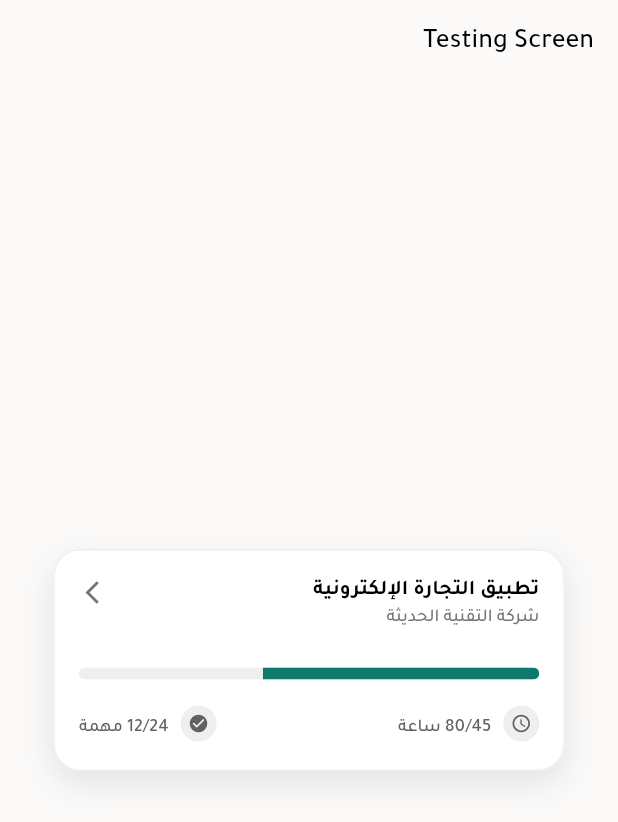
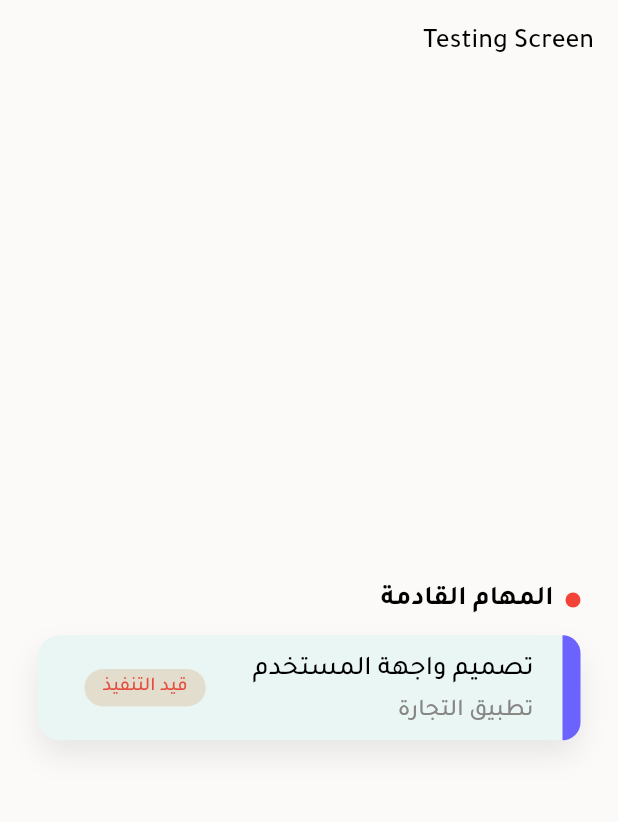
Before and after one commit to Ahmad-alnahal/taskora, a Flutter app: the screen it shows after launch, on a phone screen of 412 x 824 dp. Shown: the top 822 px of the screen. Run offline on Flutter 3.47's test engine with Material 3 defaults, Android fonts, the phone set to English and light mode, and no system bars; our stand-ins replace flutter_bloc.

Commit message:
انشاء AppStatusBadge & AppTaskList وما الى ذلك مع بعض التعديلات على ملفات ال constants

```diff
--- a/lib/core/config/constants/app_sizes.dart
+++ b/lib/core/config/constants/app_sizes.dart
@@ -4,6 +4,7 @@ class AppPadding {
   AppPadding._();
   static const double paddingHorizontal = 16;
   static const EdgeInsets paddingAll16 = EdgeInsets.all(16);
+  static const EdgeInsets paddingH12_V6 =  EdgeInsets.symmetric(horizontal: 12,vertical: 6);
 }
 class AppButtonsSizes {
   AppButtonsSizes._();
@@ -12,7 +13,7 @@ class AppButtonsSizes {
   static const double buttonDefaultHeight = 49;
   static const double buttonSmallHeight = 28;
   static  EdgeInsets buttonHorizontalPadding = EdgeInsets.symmetric(horizontal: buttonPaddingHorizontal);
-  static  EdgeInsets chipButtonPadding =  EdgeInsets.symmetric(horizontal: 12,vertical: 6);
+
 }
 class AppIconsSizes {
   AppIconsSizes._();
@@ -42,4 +43,10 @@ class BorderRadiusSize {
   static const double borderRadiusCircular = 25;
   static const double borderRadiusLogo = 50;
   static const double borderRadiusPill = 999;
+
+  static const BoxShadow liteBoxShadow = BoxShadow(
+    color: Color(0x14000000),
+    blurRadius: 16,
+    offset: Offset(0, 10),
+  );
 }
--- a/lib/core/config/constants/app_strings.dart
+++ b/lib/core/config/constants/app_strings.dart
@@ -19,5 +19,13 @@ class OnboardingStrings{
   static const String onboardingSubTitle1 = "أنشئ مشاريعك، حدّد تفاصيلها، وتابع تقدمك خطوة بخطوة في مكان واحد مصمّم خصيصاً للمستقلين.ً";
   static const String onboardingSubTitle2 = "أضف مهام لكل مشروع، حدّد أولوياتها، وتتبع حالة كل مهمة من ToDo حتى Done بسهولة وبساطة.ً";
   static const String onboardingSubTitle3 = "يحسب التطبيق ساعات عملك تلقائياً ويعرض لك أرباحك المكتسبة لكل مهمة أو مشروع، بدقة وشفافية.ً";
+}
 
+class StatusBadgeStrings{
+  StatusBadgeStrings._();
+  static const String inProgress = 'قيد التنفيذ';
+  static const String toDo = 'للعمل';
+  static const String high ='مرتفعة';
+  static const String medium ='متوسطة';
+  static const String low ='منخفضة';
 }
--- a/lib/core/config/constants/color_manager.dart
+++ b/lib/core/config/constants/color_manager.dart
@@ -22,6 +22,11 @@ class ColorManager {
   static const interactiveColor   = Color(0xFFEEECE9);
   static const backgroundColor   = Color(0xFFFBFAF9);
   static const dividerColor   = Color(0xFFC4C4C4);
+  static final Color stateBadgeColor= const Color(0xFFF4C27A33).withValues(alpha: 0.2);
+  static const priorityBadgeLow= Color(0xFF6C5CE7);
+  static const priorityBadgeMedium= Color(0xFFF39C12);
+  static const badgeTextColor= Color(0xFFE74C3C);
+  static const taskListSubtitleColor= Color(0xFF888585);
 
 
 }
--- a/lib/core/config/widgets/buttons/app_chip_button.dart
+++ b/lib/core/config/widgets/buttons/app_chip_button.dart
@@ -26,7 +26,7 @@ class AppChipButton extends StatelessWidget {
       fullWidth: false,
       height: AppButtonsSizes.buttonSmallHeight,
       radius: BorderRadiusSize.borderRadiusPill,
-      padding:AppButtonsSizes.chipButtonPadding,
+      padding:AppPadding.paddingH12_V6,
       backgroundColor: ColorManager.secondaryColor,
       foregroundColor: Colors.white,
       child:  AppIconText(
--- /dev/null
+++ b/lib/core/config/widgets/status_badge/AppStatusBadge.dart
@@ -0,0 +1,89 @@
+import 'package:flutter/material.dart';
+import 'package:taskora/core/config/constants/color_manager.dart';
+
+import '../../constants/app_sizes.dart';
+import '../../constants/app_strings.dart';
+
+
+
+enum TaskStateBadge { inProgress, toDo }
+enum TaskPriorityBadge { high, medium, low }
+
+class AppStatusBadge extends StatelessWidget {
+  const AppStatusBadge.state({
+    super.key,
+    required this.state,
+    this.padding = AppPadding.paddingH12_V6,
+  }) : priority = null;
+
+  const AppStatusBadge.priority({
+    super.key,
+    required this.priority,
+    this.padding = AppPadding.paddingH12_V6,
+  }) : state = null;
+
+  final TaskStateBadge? state;
+  final TaskPriorityBadge? priority;
+  final EdgeInsets padding;
+
+  @override
+  Widget build(BuildContext context) {
+    final config = _config();
+
+    return Container(
+      padding: padding,
+      decoration: BoxDecoration(
+        color: ColorManager.stateBadgeColor,
+        borderRadius: BorderRadius.circular(BorderRadiusSize.borderRadiusPill),
+      ),
+      child: Text(
+        config.text,
+        style: TextStyle(
+          color: config.tC,
+          fontSize: 13,
+          fontWeight: FontWeight.w500,
+          height: 1,
+        ),
+      ),
+    );
+  }
+  _BadgeConfig _config() {
+    if (state != null) {
+      switch (state!) {
+        case TaskStateBadge.inProgress:
+          return _BadgeConfig(
+            text: StatusBadgeStrings.inProgress,
+            tC: ColorManager.badgeTextColor,
+          );
+        case TaskStateBadge.toDo:
+          return _BadgeConfig(
+            text: StatusBadgeStrings.toDo,
+            tC: ColorManager.badgeTextColor,
+          );
+      }
+    }
+    switch (priority!) {
+      case TaskPriorityBadge.high:
+        return _BadgeConfig(
+          text: StatusBadgeStrings.high,
+          tC: ColorManager.badgeTextColor,
+        );
+      case TaskPriorityBadge.medium:
+        return _BadgeConfig(
+          text: StatusBadgeStrings.medium,
+          tC: ColorManager.priorityBadgeMedium,
+        );
+      case TaskPriorityBadge.low:
+        return _BadgeConfig(
+          text: StatusBadgeStrings.low,
+          tC: ColorManager.priorityBadgeLow,
+        );
+    }
+  }
+}
+
+class _BadgeConfig {
+  final String text;
+  final Color tC;
+  _BadgeConfig({required this.text, required this.tC});
+}
--- /dev/null
+++ b/lib/core/config/widgets/tasks_list/AppTaskList.dart
@@ -0,0 +1,91 @@
+import 'package:flutter/material.dart';
+import 'package:taskora/core/config/constants/color_manager.dart';
+
+import '../../../theme/app_text_theme.dart';
+import '../../constants/app_sizes.dart';
+import '../status_badge/AppStatusBadge.dart';
+
+class AppTaskList extends StatelessWidget {
+  const AppTaskList({
+    super.key,
+    required this.title,
+    required this.subtitle,
+    required this.stateBadge,
+    this.sideColor = const Color(0xFF6C63FF), // الشريط البنفسجي يمين
+    this.backgroundColor = const Color(0xFFEAF6F4), // mint
+    this.onTap,
+  });
+
+  final String title;
+  final String subtitle;
+  final TaskStateBadge stateBadge;
+
+  final Color sideColor;
+  final Color backgroundColor;
+  final VoidCallback? onTap;
+
+  @override
+  Widget build(BuildContext context) {
+    return InkWell(
+      onTap: onTap,
+      child: Container(
+        height: 70,
+        decoration: BoxDecoration(
+          color: backgroundColor,
+          borderRadius: BorderRadius.circular(BorderRadiusSize.borderRadius),
+          boxShadow: const [
+            BorderRadiusSize.liteBoxShadow
+          ],
+        ),
+        child: Stack(
+          children: [
+            Align(
+              alignment: Alignment.centerRight,
+              child: Container(
+                width: 12,
+                decoration: BoxDecoration(
+                  color: sideColor,
+                  borderRadius: const BorderRadius.only(
+                    topRight: Radius.circular(BorderRadiusSize.borderRadius),
+                    bottomRight: Radius.circular(BorderRadiusSize.borderRadius),
+                  ),
+                ),
+              ),
+            ),
+            Row(
+              crossAxisAlignment: CrossAxisAlignment.center,
+              mainAxisAlignment: MainAxisAlignment.spaceEvenly,
+              children: [
+                Column(
+                  mainAxisAlignment: MainAxisAlignment.center,
+                  crossAxisAlignment: CrossAxisAlignment.start,
+                  children: [
+                    Text(
+                      title,
+                      maxLines: 1,
+                      textAlign: TextAlign.right,
+                      style:Theme.of(context).textTheme.titleLarge,
+                    ),
+                    const SizedBox(height: 6),
+                    Text(
+                      subtitle,
+                      maxLines: 1,
+                      textAlign: TextAlign.right,
+                      style: const TextStyle(
+                        fontSize: 16,
+                        fontWeight: FontWeight.w500,
+                        color: ColorManager.taskListSubtitleColor,
+                        height: 1.1,
+                      ),
+                    ),
+                  ],
+                ),
+                AppStatusBadge.state(state: stateBadge),
+              ],
+            ),
+          ],
+        ),
+      ),
+    );
+  }
+}
--- /dev/null
+++ b/lib/core/config/widgets/tasks_list/AppTaskListTile.dart
@@ -0,0 +1,70 @@
+import 'package:flutter/material.dart';
+
+import '../../constants/app_sizes.dart';
+
+enum TaskTileType {alert, normal}
+class AppTaskListTile extends StatelessWidget {
+  const AppTaskListTile({
+    super.key,
+    required this.title,
+    this.count,
+    required this.type,
+  });
+
+  final String title;
+  final int? count;
+  final TaskTileType type;
+
+  @override
+  Widget build(BuildContext context) {
+    final x = _map(type);
+
+    return Row(
+      mainAxisSize: MainAxisSize.min,
+      children: [
+        Container(
+          width: 10,
+          height: 10,
+          decoration: BoxDecoration(
+            color: x.dotColor,
+            shape: BoxShape.circle,
+          ),
+        ),
+        const SizedBox(width: SizedBoxSizes.sizedBoxSmallWidth),
+        Text(
+          count != null ? '$title ($count)' : title,
+          style: TextStyle(
+            fontSize: 18,
+            fontWeight: x.fontWeight,
+            color: Colors.black,
+          ),
+        ),
+      ],
+    );
+  }
+
+  _TileConfig _map(TaskTileType type) {
+    switch (type) {
+      case TaskTileType.alert:
+        return _TileConfig(
+          dotColor: Colors.red,
+          fontWeight: FontWeight.w800,
+        );
+      case TaskTileType.normal:
+        return _TileConfig(
+          dotColor: Colors.green,
+          fontWeight: FontWeight.w500,
+        );
+    }
+  }
+}
+
+class _TileConfig {
+  final Color dotColor;
+  final FontWeight fontWeight;
+
+  _TileConfig({
+    required this.dotColor,
+    required this.fontWeight,
+  });
+}
--- a/lib/main.dart
+++ b/lib/main.dart
@@ -1,5 +1,8 @@
 import 'package:flutter/material.dart';
 import 'core/config/widgets/Cards/ProjectProgressCard.dart';
+import 'core/config/widgets/status_badge/AppStatusBadge.dart';
+import 'core/config/widgets/tasks_list/AppTaskList.dart';
+import 'core/config/widgets/tasks_list/AppTaskListTile.dart';
 import 'core/theme/light_theme.dart' as LightTheme;
 
 void main() {
@@ -39,17 +42,23 @@ class TestingScreen extends StatelessWidget {
       ),
       body: Padding(
         padding: const EdgeInsets.symmetric(horizontal: 25.0),
-        child: Center(
-          child:SizedBox(
-            child: ProjectProgressCard(
-              title: 'تطبيق التجارة الإلكترونية',
-              company: 'شركة التقنية الحديثة',
-              progress: 0.6, // مثال
-              tasksText: '12/24 مهمة',
-              hoursText: '80/45 ساعة',
+        child: Column(
+          mainAxisAlignment: MainAxisAlignment.center,
+          crossAxisAlignment: CrossAxisAlignment.start,
+          children: [
+            AppTaskListTile(
+              title: 'المهام القادمة',
+              type: TaskTileType.alert,
+            ),
+            SizedBox(height: 10,),
+            AppTaskList(
+              title: 'تصميم واجهة المستخدم',
+              subtitle: 'تطبيق التجارة',
+              stateBadge: TaskStateBadge.inProgress,
+              sideColor: const Color(0xFF6C63FF),
+            )
+          ],
 
-            )
-          ),
         ),
       ),
     );
```
